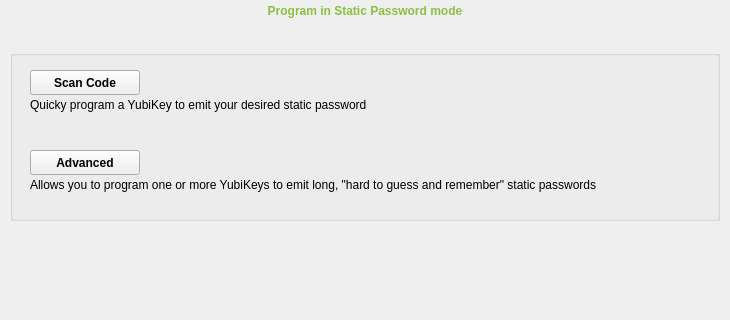
Before: the Qt Designer form src/ui/staticpage.ui in Yubico/yubikey-personalization-gui, drawn with Qt 5; both pictures show x 0 to 730 and y 0 to 320 of the 730 by 650 pixel window.
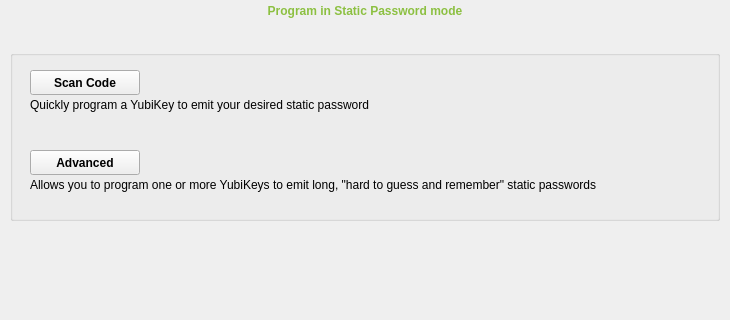
After: the same form once the commit is applied. The open tabs and pages were chosen to show the change. Icons and pictures are not drawn. Custom widgets are drawn as their Qt base class.

Commit message: Typo fix in UI: s/Quicky/Quickly/

The edit to the form file:
```diff
--- a/src/ui/staticpage.ui
+++ b/src/ui/staticpage.ui
@@ -140,7 +140,7 @@
       </rect>
      </property>
      <property name="text">
-      <string>Quicky program a YubiKey to emit your desired static password</string>
+      <string>Quickly program a YubiKey to emit your desired static password</string>
      </property>
      <property name="alignment">
       <set>Qt::AlignLeading|Qt::AlignLeft|Qt::AlignVCenter</set>
```
The commit also changes 2 other files.
